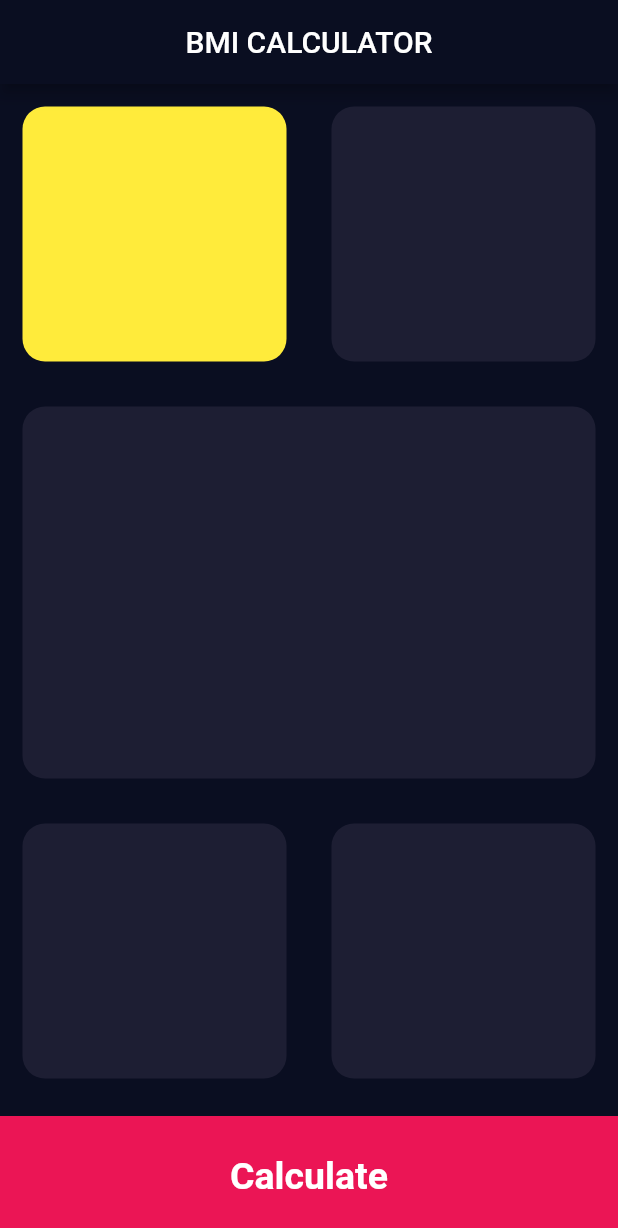
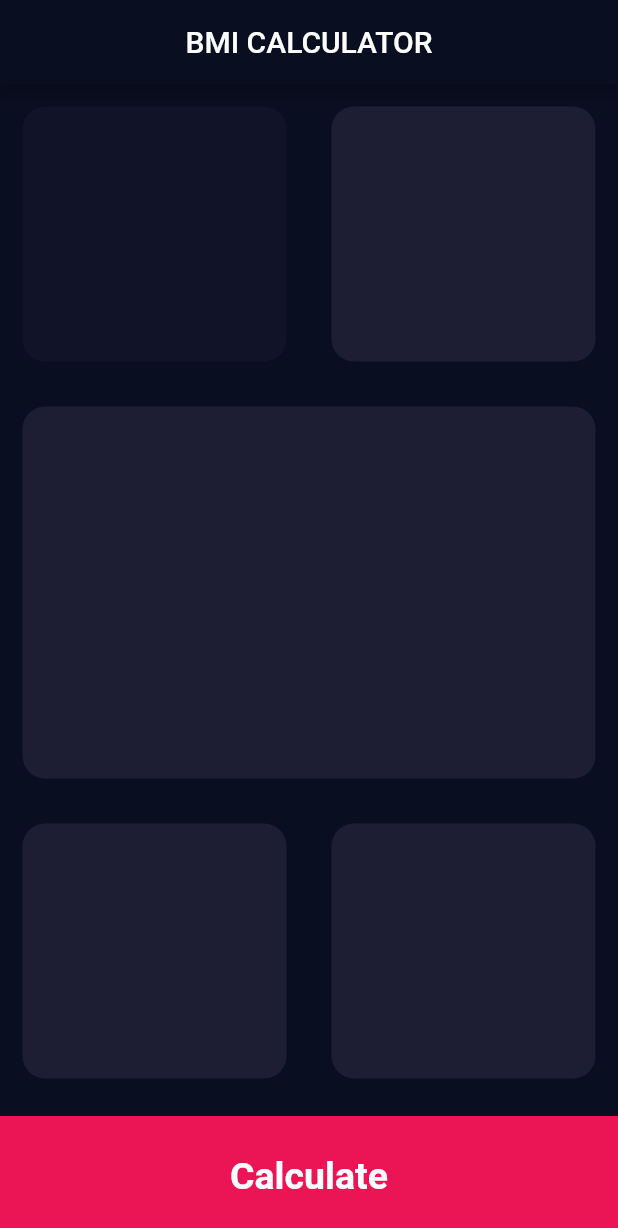
Before and after one commit to Rroshan12/Bmicalculator, a Flutter app: the screen it shows after launch, on a phone screen of 412 x 824 dp. Shown: the top 1228 px of the screen. Run offline on Flutter 3.47's test engine with Material 2 defaults, Android fonts, the phone set to English and light mode, and no system bars.

Commit message:
constant are seperated in different constant file

```diff
--- /dev/null
+++ b/lib/constant.dart
@@ -0,0 +1,5 @@
+import 'package:flutter/material.dart';
+
+const kBottomContainerHeight = 80.0;
+const kActiveCardColour = Color(0xFF1D1E33);
+const kInactiveCardColour = Color(0xFF111328);
--- a/lib/screen/input_page.dart
+++ b/lib/screen/input_page.dart
@@ -1,6 +1,7 @@
 import 'package:flutter/cupertino.dart';
 import 'package:flutter/material.dart';
 import '../component/reusablecontainer.dart';
+import '../constant.dart';
 enum Gender{
   male,
   female
@@ -35,8 +36,8 @@ class _InputPageState extends State<InputPage> {
                   });
                 },
                     color: selectedGender == Gender.male
-                        ? Colors.red
-                        : Colors.yellow),
+                        ? kActiveCardColour
+                        : kInactiveCardColour),
               ),
               Expanded(
                 child: ReusableCards(color:Color(0xff1d1e33)),
@@ -71,7 +72,7 @@ class _InputPageState extends State<InputPage> {
             ),
           ),
 
-            height:80,
+            height:kBottomContainerHeight,
             width: double.infinity,
             margin:EdgeInsets.only(top:10),
     color: Color(0xffeb1555),
```
